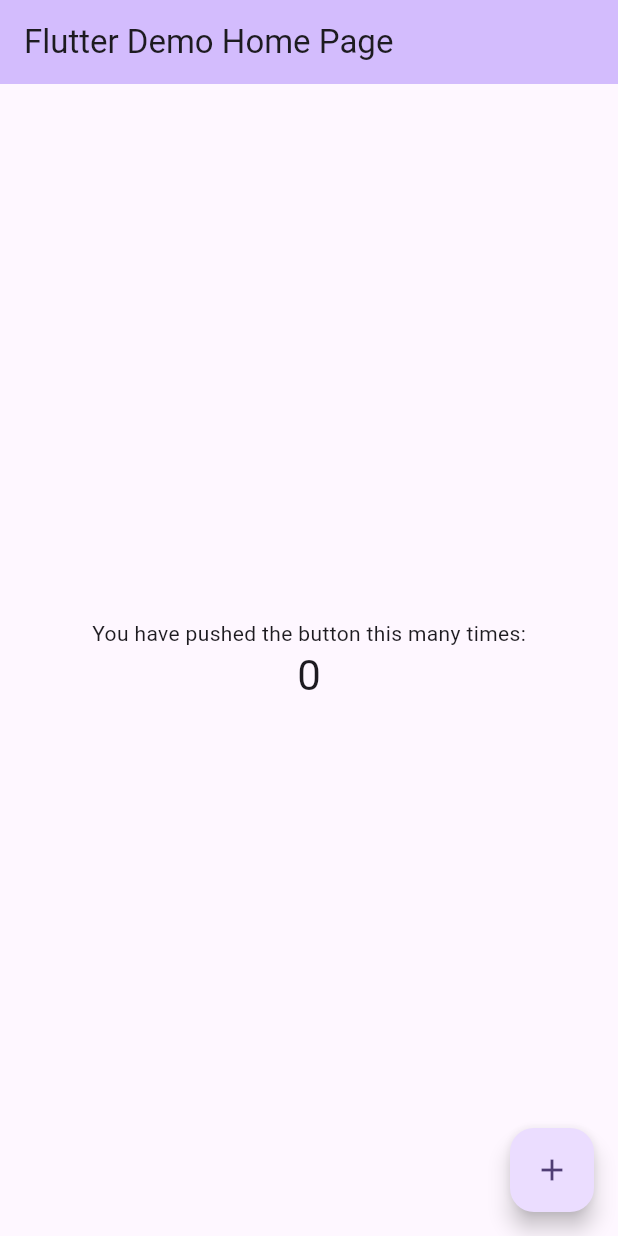
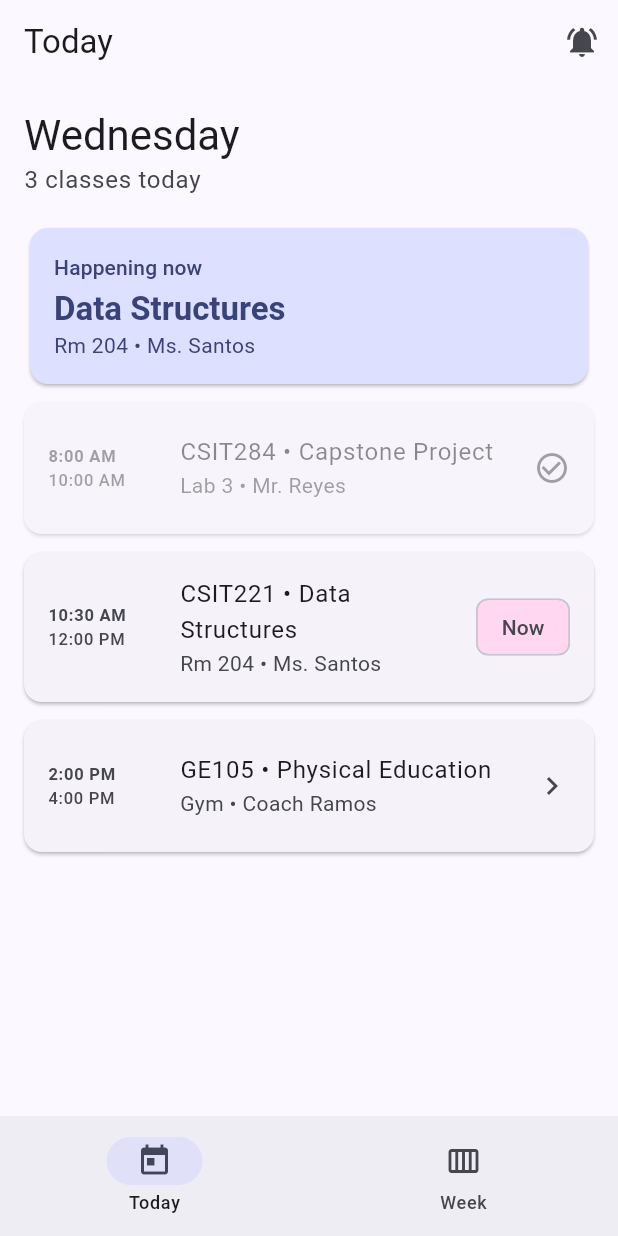
Before and after one commit to AsianGnome/CSIT284-Capstone-Rivera, a Flutter app: the screen it shows after launch, on a phone screen of 412 x 824 dp. Run offline on Flutter 3.47's test engine with Material 3 defaults, Android fonts, the phone set to English and light mode, and no system bars.

Commit message:
Add screens, widgets, navigation and dummy data

```diff
--- a/capstone_rivera/lib/data/seed_data.dart
+++ b/capstone_rivera/lib/data/seed_data.dart
@@ -0,0 +1,53 @@
+import 'package:flutter/material.dart';
+import '../models/class_session.dart';
+
+// Dummy data: one section's schedule, hardcoded (no editing UI).
+const List<ClassSession> seedSchedule = [
+  // Monday
+  ClassSession(id: 1, code: 'CSIT284', subject: 'Capstone Project', room: 'Lab 3',
+      teacher: 'Mr. Reyes', weekday: DateTime.monday,
+      start: TimeOfDay(hour: 8, minute: 0), end: TimeOfDay(hour: 10, minute: 0)),
+  ClassSession(id: 2, code: 'CSIT221', subject: 'Data Structures', room: 'Rm 204',
+      teacher: 'Ms. Santos', weekday: DateTime.monday,
+      start: TimeOfDay(hour: 10, minute: 30), end: TimeOfDay(hour: 12, minute: 0)),
+  // Tuesday
+  ClassSession(id: 3, code: 'CSIT231', subject: 'Database Systems', room: 'Lab 1',
+      teacher: 'Mr. Cruz', weekday: DateTime.tuesday,
+      start: TimeOfDay(hour: 9, minute: 0), end: TimeOfDay(hour: 11, minute: 0)),
+  ClassSession(id: 4, code: 'GE102', subject: 'Ethics', room: 'Rm 110',
+      teacher: 'Dr. Lim', weekday: DateTime.tuesday,
+      start: TimeOfDay(hour: 13, minute: 0), end: TimeOfDay(hour: 14, minute: 30)),
+  // Wednesday
+  ClassSession(id: 5, code: 'CSIT284', subject: 'Capstone Project', room: 'Lab 3',
+      teacher: 'Mr. Reyes', weekday: DateTime.wednesday,
+      start: TimeOfDay(hour: 8, minute: 0), end: TimeOfDay(hour: 10, minute: 0)),
+  ClassSession(id: 6, code: 'CSIT221', subject: 'Data Structures', room: 'Rm 204',
+      teacher: 'Ms. Santos', weekday: DateTime.wednesday,
+      start: TimeOfDay(hour: 10, minute: 30), end: TimeOfDay(hour: 12, minute: 0)),
+  ClassSession(id: 7, code: 'GE105', subject: 'Physical Education', room: 'Gym',
+      teacher: 'Coach Ramos', weekday: DateTime.wednesday,
+      start: TimeOfDay(hour: 14, minute: 0), end: TimeOfDay(hour: 16, minute: 0)),
+  // Thursday
+  ClassSession(id: 8, code: 'CSIT231', subject: 'Database Systems', room: 'Lab 1',
+      teacher: 'Mr. Cruz', weekday: DateTime.thursday,
+      start: TimeOfDay(hour: 9, minute: 0), end: TimeOfDay(hour: 11, minute: 0)),
+  ClassSession(id: 9, code: 'CSIT241', subject: 'Mobile Development', room: 'Lab 2',
+      teacher: 'Ms. Garcia', weekday: DateTime.thursday,
+      start: TimeOfDay(hour: 13, minute: 0), end: TimeOfDay(hour: 16, minute: 0)),
+  // Friday
+  ClassSession(id: 10, code: 'GE102', subject: 'Ethics', room: 'Rm 110',
+      teacher: 'Dr. Lim', weekday: DateTime.friday,
+      start: TimeOfDay(hour: 8, minute: 0), end: TimeOfDay(hour: 9, minute: 30)),
+  ClassSession(id: 11, code: 'CSIT241', subject: 'Mobile Development', room: 'Lab 2',
+      teacher: 'Ms. Garcia', weekday: DateTime.friday,
+      start: TimeOfDay(hour: 10, minute: 0), end: TimeOfDay(hour: 12, minute: 0)),
+  ClassSession(id: 12, code: 'CSIT251', subject: 'Web Systems', room: 'Lab 4',
+      teacher: 'Mr. Dela Cruz', weekday: DateTime.friday,
+      start: TimeOfDay(hour: 13, minute: 0), end: TimeOfDay(hour: 15, minute: 0)),
+];
+
+List<ClassSession> sessionsFor(int weekday) {
+  final list = seedSchedule.where((s) => s.weekday == weekday).toList()
+    ..sort((a, b) => a.startMinutes.compareTo(b.startMinutes));
+  return list;
+}
--- a/capstone_rivera/lib/main.dart
+++ b/capstone_rivera/lib/main.dart
@@ -1,122 +1,25 @@
 import 'package:flutter/material.dart';
+import 'data/seed_data.dart';
+import 'screens/home_shell.dart';
+import 'services/notification_service.dart';
 
-void main() {
-  runApp(const MyApp());
+Future<void> main() async {
+  WidgetsFlutterBinding.ensureInitialized();
+  await NotificationService.init();
+  await NotificationService.scheduleAll(seedSchedule);
+  runApp(const TimetableApp());
 }
 
-class MyApp extends StatelessWidget {
-  const MyApp({super.key});
+class TimetableApp extends StatelessWidget {
+  const TimetableApp({super.key});
 
-  // This widget is the root of your application.
   @override
   Widget build(BuildContext context) {
     return MaterialApp(
-      title: 'Flutter Demo',
-      theme: ThemeData(
-        // This is the theme of your application.
-        //
-        // TRY THIS: Try running your application with "flutter run". You'll see
-        // the application has a purple toolbar. Then, without quitting the app,
-        // try changing the seedColor in the colorScheme below to Colors.green
-        // and then invoke "hot reload" (save your changes or press the "hot
-        // reload" button in a Flutter-supported IDE, or press "r" if you used
-        // the command line to start the app).
-        //
-        // Notice that the counter didn't reset back to zero; the application
-        // state is not lost during the reload. To reset the state, use hot
-        // restart instead.
-        //
-        // This works for code too, not just values: Most code changes can be
-        // tested with just a hot reload.
-        colorScheme: .fromSeed(seedColor: Colors.deepPurple),
-      ),
-      home: const MyHomePage(title: 'Flutter Demo Home Page'),
+      title: 'Class Timetable',
+      debugShowCheckedModeBanner: false,
+      theme: ThemeData(useMaterial3: true, colorSchemeSeed: Colors.indigo),
+      home: const HomeShell(),
     );
   }
 }
-
-class MyHomePage extends StatefulWidget {
-  const MyHomePage({super.key, required this.title});
-
-  // This widget is the home page of your application. It is stateful, meaning
-  // that it has a State object (defined below) that contains fields that affect
-  // how it looks.
-
-  // This class is the configuration for the state. It holds the values (in this
-  // case the title) provided by the parent (in this case the App widget) and
-  // used by the build method of the State. Fields in a Widget subclass are
-  // always marked "final".
-
-  final String title;
-
-  @override
-  State<MyHomePage> createState() => _MyHomePageState();
-}
-
-class _MyHomePageState extends State<MyHomePage> {
-  int _counter = 0;
-
-  void _incrementCounter() {
-    setState(() {
-      // This call to setState tells the Flutter framework that something has
-      // changed in this State, which causes it to rerun the build method below
-      // so that the display can reflect the updated values. If we changed
-      // _counter without calling setState(), then the build method would not be
-      // called again, and so nothing would appear to happen.
-      _counter++;
-    });
-  }
-
-  @override
-  Widget build(BuildContext context) {
-    // This method is rerun every time setState is called, for instance as done
-    // by the _incrementCounter method above.
-    //
-    // The Flutter framework has been optimized to make rerunning build methods
-    // fast, so that you can just rebuild anything that needs updating rather
-    // than having to individually change instances of widgets.
-    return Scaffold(
-      appBar: AppBar(
-        // TRY THIS: Try changing the color here to a specific color (to
-        // Colors.amber, perhaps?) and trigger a hot reload to see the AppBar
-        // change color while the other colors stay the same.
-        backgroundColor: Theme.of(context).colorScheme.inversePrimary,
-        // Here we take the value from the MyHomePage object that was created by
-        // the App.build method, and use it to set our appbar title.
-        title: Text(widget.title),
-      ),
-      body: Center(
-        // Center is a layout widget. It takes a single child and positions it
-        // in the middle of the parent.
-        child: Column(
-          // Column is also a layout widget. It takes a list of children and
-          // arranges them vertically. By default, it sizes itself to fit its
-          // children horizontally, and tries to be as tall as its parent.
-          //
-          // Column has various properties to control how it sizes itself and
-          // how it positions its children. Here we use mainAxisAlignment to
-          // center the children vertically; the main axis here is the vertical
-          // axis because Columns are vertical (the cross axis would be
-          // horizontal).
-          //
-          // TRY THIS: Invoke "debug painting" (choose the "Toggle Debug Paint"
-          // action in the IDE, or press "p" in the console), to see the
-          // wireframe for each widget.
-          mainAxisAlignment: .center,
-          children: [
-            const Text('You have pushed the button this many times:'),
-            Text(
-              '$_counter',
-              style: Theme.of(context).textTheme.headlineMedium,
-            ),
-          ],
-        ),
-      ),
-      floatingActionButton: FloatingActionButton(
-        onPressed: _incrementCounter,
-        tooltip: 'Increment',
-        child: const Icon(Icons.add),
-      ),
-    );
-  }
-}
--- a/capstone_rivera/lib/models/class_session.dart
+++ b/capstone_rivera/lib/models/class_session.dart
@@ -0,0 +1,46 @@
+import 'package:flutter/material.dart';
+
+class ClassSession {
+  final int id;
+  final String code;
+  final String subject;
+  final String room;
+  final String teacher;
+  final int weekday; // DateTime.monday (1) .. DateTime.sunday (7)
+  final TimeOfDay start;
+  final TimeOfDay end;
+
+  const ClassSession({
+    required this.id,
+    required this.code,
+    required this.subject,
+    required this.room,
+    required this.teacher,
+    required this.weekday,
+    required this.start,
+    required this.end,
+  });
+
+  int get startMinutes => start.hour * 60 + start.minute;
+  int get endMinutes => end.hour * 60 + end.minute;
+}
+
+enum ClassStatus { done, ongoing, upcoming }
+
+ClassStatus statusOf(ClassSession s, DateTime now) {
+  final m = now.hour * 60 + now.minute;
+  if (m >= s.endMinutes) return ClassStatus.done;
+  if (m >= s.startMinutes) return ClassStatus.ongoing;
+  return ClassStatus.upcoming;
+}
+
+const dayNames = [
+  'Monday', 'Tuesday', 'Wednesday', 'Thursday', 'Friday', 'Saturday', 'Sunday'
+];
+
+String formatTime(TimeOfDay t) {
+  final h = t.hourOfPeriod == 0 ? 12 : t.hourOfPeriod;
+  final m = t.minute.toString().padLeft(2, '0');
+  final p = t.period == DayPeriod.am ? 'AM' : 'PM';
+  return '$h:$m $p';
+}
--- /dev/null
+++ b/capstone_rivera/lib/screens/class_detail_screen.dart
@@ -0,0 +1,41 @@
+import 'package:flutter/material.dart';
+import '../models/class_session.dart';
+
+class ClassDetailScreen extends StatelessWidget {
+  final ClassSession session;
+  const ClassDetailScreen({super.key, required this.session});
+
+  @override
+  Widget build(BuildContext context) {
+    final theme = Theme.of(context);
+    final reminderMin = session.startMinutes - 10;
+    final reminder =
+        TimeOfDay(hour: (reminderMin ~/ 60) % 24, minute: reminderMin % 60);
+
+    return Scaffold(
+      appBar: AppBar(title: Text(session.code)),
+      body: ListView(
+        padding: const EdgeInsets.all(16),
+        children: [
+          Text(session.subject, style: theme.textTheme.headlineMedium),
+          const SizedBox(height: 16),
+          _row(Icons.calendar_today, 'Day', dayNames[session.weekday - 1]),
+          _row(Icons.schedule, 'Time',
+              '${formatTime(session.start)} – ${formatTime(session.end)}'),
+          _row(Icons.meeting_room, 'Room', session.room),
+          _row(Icons.person, 'Teacher', session.teacher),
+          _row(Icons.notifications_active, 'Reminder',
+              '10 minutes before (${formatTime(reminder)})'),
+        ],
+      ),
+    );
+  }
+
+  Widget _row(IconData icon, String label, String value) {
+    return ListTile(
+      leading: Icon(icon),
+      title: Text(label),
+      subtitle: Text(value),
+    );
+  }
+}
--- /dev/null
+++ b/capstone_rivera/lib/screens/home_shell.dart
@@ -0,0 +1,78 @@
+import 'dart:async';
+import 'package:flutter/material.dart';
+import '../data/seed_data.dart';
+import '../services/notification_service.dart';
+import 'today_screen.dart';
+import 'weekly_screen.dart';
+
+class HomeShell extends StatefulWidget {
+  const HomeShell({super.key});
+
+  @override
+  State<HomeShell> createState() => _HomeShellState();
+}
+
+class _HomeShellState extends State<HomeShell> {
+  int _tab = 0;
+  bool _remindersOn = true;
+  late DateTime _now;
+  Timer? _ticker;
+
+  @override
+  void initState() {
+    super.initState();
+    _now = DateTime.now();
+    _ticker = Timer.periodic(const Duration(minutes: 1), (_) {
+      setState(() => _now = DateTime.now());
+    });
+  }
+
+  @override
+  void dispose() {
+    _ticker?.cancel();
+    super.dispose();
+  }
+
+  Future<void> _toggleReminders() async {
+    final turnOn = !_remindersOn;
+    setState(() => _remindersOn = turnOn);
+    if (turnOn) {
+      await NotificationService.scheduleAll(seedSchedule);
+    } else {
+      await NotificationService.cancelAll();
+    }
+    if (!mounted) return;
+    ScaffoldMessenger.of(context).showSnackBar(SnackBar(
+      content: Text(
+          turnOn ? 'Reminders on (10 min before class)' : 'Reminders off'),
+    ));
+  }
+
+  @override
+  Widget build(BuildContext context) {
+    return Scaffold(
+      appBar: AppBar(
+        title: Text(_tab == 0 ? 'Today' : 'Weekly Timetable'),
+        actions: [
+          IconButton(
+            tooltip: 'Toggle reminders',
+            icon: Icon(_remindersOn
+                ? Icons.notifications_active
+                : Icons.notifications_off_outlined),
+            onPressed: _toggleReminders,
+          ),
+        ],
+      ),
+      body: _tab == 0 ? TodayScreen(now: _now) : WeeklyScreen(now: _now),
+      bottomNavigationBar: NavigationBar(
+        selectedIndex: _tab,
+        onDestinationSelected: (i) => setState(() => _tab = i),
+        destinations: const [
+          NavigationDestination(icon: Icon(Icons.today), label: 'Today'),
+          NavigationDestination(
+              icon: Icon(Icons.calendar_view_week), label: 'Week'),
+        ],
+      ),
+    );
+  }
+}
--- a/capstone_rivera/lib/screens/today_screen.dart
+++ b/capstone_rivera/lib/screens/today_screen.dart
@@ -0,0 +1,40 @@
+import 'package:flutter/material.dart';
+import '../data/seed_data.dart';
+import '../models/class_session.dart';
+import '../widgets/empty_state.dart';
+import '../widgets/next_class_banner.dart';
+import '../widgets/session_card.dart';
+
+class TodayScreen extends StatelessWidget {
+  final DateTime now;
+  const TodayScreen({super.key, required this.now});
+
+  @override
+  Widget build(BuildContext context) {
+    final today = sessionsFor(now.weekday);
+    final theme = Theme.of(context);
+    final remaining =
+        today.where((s) => statusOf(s, now) != ClassStatus.done).toList();
+    final next = remaining.isEmpty ? null : remaining.first;
+
+    return ListView(
+      padding: const EdgeInsets.all(16),
+      children: [
+        Text(dayNames[now.weekday - 1], style: theme.textTheme.headlineMedium),
+        Text(
+          '${today.length} class${today.length == 1 ? '' : 'es'} today',
+          style: theme.textTheme.bodyLarge
+              ?.copyWith(color: theme.colorScheme.onSurfaceVariant),
+        ),
+        const SizedBox(height: 16),
+        if (today.isEmpty)
+          const EmptyState()
+        else ...[
+          if (next != null) NextClassBanner(session: next, now: now),
+          const SizedBox(height: 8),
+          for (final s in today) SessionCard(session: s, now: now),
+        ],
+      ],
+    );
+  }
+}
--- /dev/null
+++ b/capstone_rivera/lib/screens/weekly_screen.dart
@@ -0,0 +1,57 @@
+import 'package:flutter/material.dart';
+import '../data/seed_data.dart';
+import '../models/class_session.dart';
+import '../widgets/empty_state.dart';
+import '../widgets/session_card.dart';
+
+class WeeklyScreen extends StatelessWidget {
+  final DateTime now;
+  const WeeklyScreen({super.key, required this.now});
+
+  @override
+  Widget build(BuildContext context) {
+    final initial = (now.weekday - 1).clamp(0, 5); // Sunday -> Monday
+    return DefaultTabController(
+      length: 6,
+      initialIndex: initial,
+      child: Column(
+        children: [
+          TabBar(
+            tabs: [
+              for (var i = 0; i < 6; i++) Tab(text: dayNames[i].substring(0, 3)),
+            ],
+          ),
+          Expanded(
+            child: TabBarView(
+              children: [
+                for (var d = 1; d <= 6; d++) _DayList(weekday: d, now: now),
+              ],
+            ),
+          ),
+        ],
+      ),
+    );
+  }
+}
+
+class _DayList extends StatelessWidget {
+  final int weekday;
+  final DateTime now;
+  const _DayList({required this.weekday, required this.now});
+
+  @override
+  Widget build(BuildContext context) {
+    final list = sessionsFor(weekday);
+    if (list.isEmpty) {
+      return const EmptyState(message: 'No classes');
+    }
+    final isToday = weekday == now.weekday;
+    return ListView(
+      padding: const EdgeInsets.all(16),
+      children: [
+        for (final s in list)
+          SessionCard(session: s, now: now, showStatus: isToday),
+      ],
+    );
+  }
+}
--- a/capstone_rivera/lib/services/notification_service.dart
+++ b/capstone_rivera/lib/services/notification_service.dart
@@ -0,0 +1,14 @@
+/// TEMPORARY no-op version so the app runs on a PC without Developer Mode.
+/// The real implementation (flutter_local_notifications) is saved in
+/// docs/notification_service_REAL.txt and gets restored on the home laptop.
+import '../models/class_session.dart';
+
+class NotificationService {
+  static const leadMinutes = 10;
+
+  static Future<void> init() async {}
+
+  static Future<void> scheduleAll(List<ClassSession> sessions) async {}
+
+  static Future<void> cancelAll() async {}
+}
--- a/capstone_rivera/lib/widgets/empty_state.dart
+++ b/capstone_rivera/lib/widgets/empty_state.dart
@@ -0,0 +1,20 @@
+import 'package:flutter/material.dart';
+
+class EmptyState extends StatelessWidget {
+  final String message;
+  const EmptyState({super.key, this.message = 'No classes today. Enjoy!'});
+
+  @override
+  Widget build(BuildContext context) {
+    return Padding(
+      padding: const EdgeInsets.only(top: 80),
+      child: Column(
+        children: [
+          const Icon(Icons.celebration_outlined, size: 64),
+          const SizedBox(height: 12),
+          Text(message),
+        ],
+      ),
+    );
+  }
+}
--- a/capstone_rivera/lib/widgets/next_class_banner.dart
+++ b/capstone_rivera/lib/widgets/next_class_banner.dart
@@ -0,0 +1,48 @@
+import 'package:flutter/material.dart';
+import '../models/class_session.dart';
+
+class NextClassBanner extends StatelessWidget {
+  final ClassSession session;
+  final DateTime now;
+  const NextClassBanner({super.key, required this.session, required this.now});
+
+  @override
+  Widget build(BuildContext context) {
+    final scheme = Theme.of(context).colorScheme;
+    final ongoing = statusOf(session, now) == ClassStatus.ongoing;
+    final minsLeft = session.startMinutes - (now.hour * 60 + now.minute);
+
+    String label;
+    if (ongoing) {
+      label = 'Happening now';
+    } else if (minsLeft < 60) {
+      label = 'Next class in $minsLeft min';
+    } else {
+      label = 'Next class at ${formatTime(session.start)}';
+    }
+
+    return Card(
+      color: scheme.primaryContainer,
+      child: Padding(
+        padding: const EdgeInsets.all(16),
+        child: Column(
+          crossAxisAlignment: CrossAxisAlignment.start,
+          children: [
+            Text(label,
+                style: Theme.of(context)
+                    .textTheme
+                    .labelLarge
+                    ?.copyWith(color: scheme.onPrimaryContainer)),
+            const SizedBox(height: 4),
+            Text(session.subject,
+                style: Theme.of(context).textTheme.titleLarge?.copyWith(
+                    color: scheme.onPrimaryContainer,
+                    fontWeight: FontWeight.bold)),
+            Text('${session.room} • ${session.teacher}',
+                style: TextStyle(color: scheme.onPrimaryContainer)),
+          ],
+        ),
+      ),
+    );
+  }
+}
--- a/capstone_rivera/lib/widgets/session_card.dart
+++ b/capstone_rivera/lib/widgets/session_card.dart
@@ -0,0 +1,62 @@
+import 'package:flutter/material.dart';
+import '../models/class_session.dart';
+import '../screens/class_detail_screen.dart';
+
+class SessionCard extends StatelessWidget {
+  final ClassSession session;
+  final DateTime now;
+  final bool showStatus;
+
+  const SessionCard({
+    super.key,
+    required this.session,
+    required this.now,
+    this.showStatus = true,
+  });
+
+  @override
+  Widget build(BuildContext context) {
+    final scheme = Theme.of(context).colorScheme;
+    final status = showStatus ? statusOf(session, now) : ClassStatus.upcoming;
+
+    return Opacity(
+      opacity: status == ClassStatus.done ? 0.5 : 1,
+      child: Card(
+        margin: const EdgeInsets.only(bottom: 12),
+        child: ListTile(
+          contentPadding:
+              const EdgeInsets.symmetric(horizontal: 16, vertical: 8),
+          // Navigation: tap a class to open its detail screen.
+          onTap: () => Navigator.push(
+            context,
+            MaterialPageRoute(
+              builder: (_) => ClassDetailScreen(session: session),
+            ),
+          ),
+          leading: SizedBox(
+            width: 72,
+            child: Column(
+              mainAxisAlignment: MainAxisAlignment.center,
+              crossAxisAlignment: CrossAxisAlignment.start,
+              children: [
+                Text(formatTime(session.start),
+                    style: const TextStyle(fontWeight: FontWeight.bold)),
+                Text(formatTime(session.end),
+                    style: TextStyle(color: scheme.onSurfaceVariant)),
+              ],
+            ),
+          ),
+          title: Text('${session.code} • ${session.subject}'),
+          subtitle: Text('${session.room} • ${session.teacher}'),
+          trailing: switch (status) {
+            ClassStatus.ongoing => Chip(
+                label: const Text('Now'),
+                backgroundColor: scheme.tertiaryContainer),
+            ClassStatus.done => const Icon(Icons.check_circle_outline),
+            ClassStatus.upcoming => const Icon(Icons.chevron_right),
+          },
+        ),
+      ),
+    );
+  }
+}
--- a/capstone_rivera/pubspec.yaml
+++ b/capstone_rivera/pubspec.yaml
@@ -34,9 +34,6 @@ dependencies:
   # The following adds the Cupertino Icons font to your application.
   # Use with the CupertinoIcons class for iOS style icons.
   cupertino_icons: ^1.0.8
-  flutter_local_notifications: 19.4.0
-  timezone: ^0.10.1
-
 dev_dependencies:
   flutter_test:
     sdk: flutter
```
Also changed, not shown: capstone_rivera/pubspec.lock, 3 other files.
